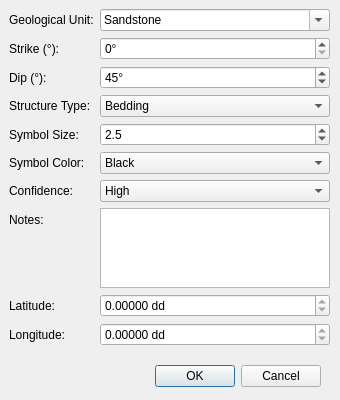
Above: striken_dip_dialog_base.ui from RogerDevForge/qgis-strikendip before the change. Below: the same form after it.
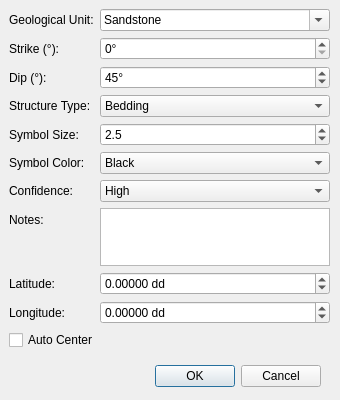
That is the form after the change.

Diff of the .ui file:
```diff
--- a/striken_dip_dialog_base.ui
+++ b/striken_dip_dialog_base.ui
@@ -275,7 +275,7 @@
     <item row="9" column="1">
      <widget class="QDoubleSpinBox" name="spbLatitude">
       <property name="readOnly">
-       <bool>true</bool>
+       <bool>false</bool>
       </property>
       <property name="suffix">
        <string> dd</string>
@@ -301,7 +301,7 @@
     <item row="10" column="1">
      <widget class="QDoubleSpinBox" name="spbLongitude">
       <property name="readOnly">
-       <bool>true</bool>
+       <bool>false</bool>
       </property>
       <property name="suffix">
        <string> dd</string>
@@ -317,6 +317,13 @@
       </property>
      </widget>
     </item>
+    <item row="11" column="0" colspan="2">
+    <widget class="QCheckBox" name="chkAutoCenter">
+        <property name="text">
+            <string>Auto Center</string>
+        </property>
+    </widget>
+</item>
    </layout>
   </widget>
  </widget>
```
